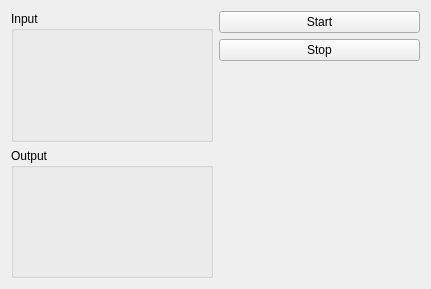
This is src/gui/playbackview.ui in stu-inc/DataCapture as Qt 5 draws it before an edit. The edited form follows.
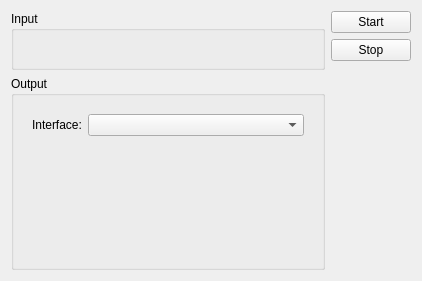
This is the edited form. Custom widgets are drawn as their Qt base class.

What changed in the file:
```diff
--- a/src/gui/playbackview.ui
+++ b/src/gui/playbackview.ui
@@ -6,8 +6,8 @@
    <rect>
     <x>0</x>
     <y>0</y>
-    <width>431</width>
-    <height>289</height>
+    <width>422</width>
+    <height>281</height>
    </rect>
   </property>
   <property name="windowTitle">
@@ -25,7 +25,9 @@
          </property>
          <layout class="QGridLayout" name="gridLayout_4">
           <item row="0" column="0">
-           <widget class="PlaybackFileView" name="widgetPlaybackFile" native="true"/>
+           <widget class="PlaybackFileView" name="widgetPlaybackFile" native="true">
+            <layout class="QGridLayout" name="gridLayout_5"/>
+           </widget>
           </item>
          </layout>
         </widget>
@@ -37,7 +39,51 @@
          </property>
          <layout class="QGridLayout" name="gridLayout_3">
           <item row="0" column="0">
-           <widget class="SerialDeviceView" name="widgetSerialDevice" native="true"/>
+           <widget class="QWidget" name="widgetSerialDevice" native="true">
+            <layout class="QGridLayout" name="gridLayout_6">
+             <item row="0" column="0">
+              <layout class="QHBoxLayout" name="horizontalLayout">
+               <item>
+                <widget class="QLabel" name="label">
+                 <property name="text">
+                  <string>Interface:</string>
+                 </property>
+                </widget>
+               </item>
+               <item>
+                <widget class="QComboBox" name="comboBoxInterface">
+                 <property name="sizePolicy">
+                  <sizepolicy hsizetype="Expanding" vsizetype="Fixed">
+                   <horstretch>0</horstretch>
+                   <verstretch>0</verstretch>
+                  </sizepolicy>
+                 </property>
+                </widget>
+               </item>
+              </layout>
+             </item>
+             <item row="1" column="0">
+              <layout class="QGridLayout" name="gridLayoutOutput">
+               <item row="0" column="0">
+                <widget class="QWidget" name="widget" native="true"/>
+               </item>
+              </layout>
+             </item>
+             <item row="2" column="0">
+              <spacer name="verticalSpacer_2">
+               <property name="orientation">
+                <enum>Qt::Vertical</enum>
+               </property>
+               <property name="sizeHint" stdset="0">
+                <size>
+                 <width>20</width>
+                 <height>78</height>
+                </size>
+               </property>
+              </spacer>
+             </item>
+            </layout>
+           </widget>
           </item>
          </layout>
         </widget>
@@ -80,12 +126,6 @@
   </layout>
  </widget>
  <customwidgets>
-  <customwidget>
-   <class>SerialDeviceView</class>
-   <extends>QWidget</extends>
-   <header>gui/SerialDeviceView.hpp</header>
-   <container>1</container>
-  </customwidget>
   <customwidget>
    <class>PlaybackFileView</class>
    <extends>QWidget</extends>
```
Left out of the diff: 17 changed lines with no effect on the pictures.
